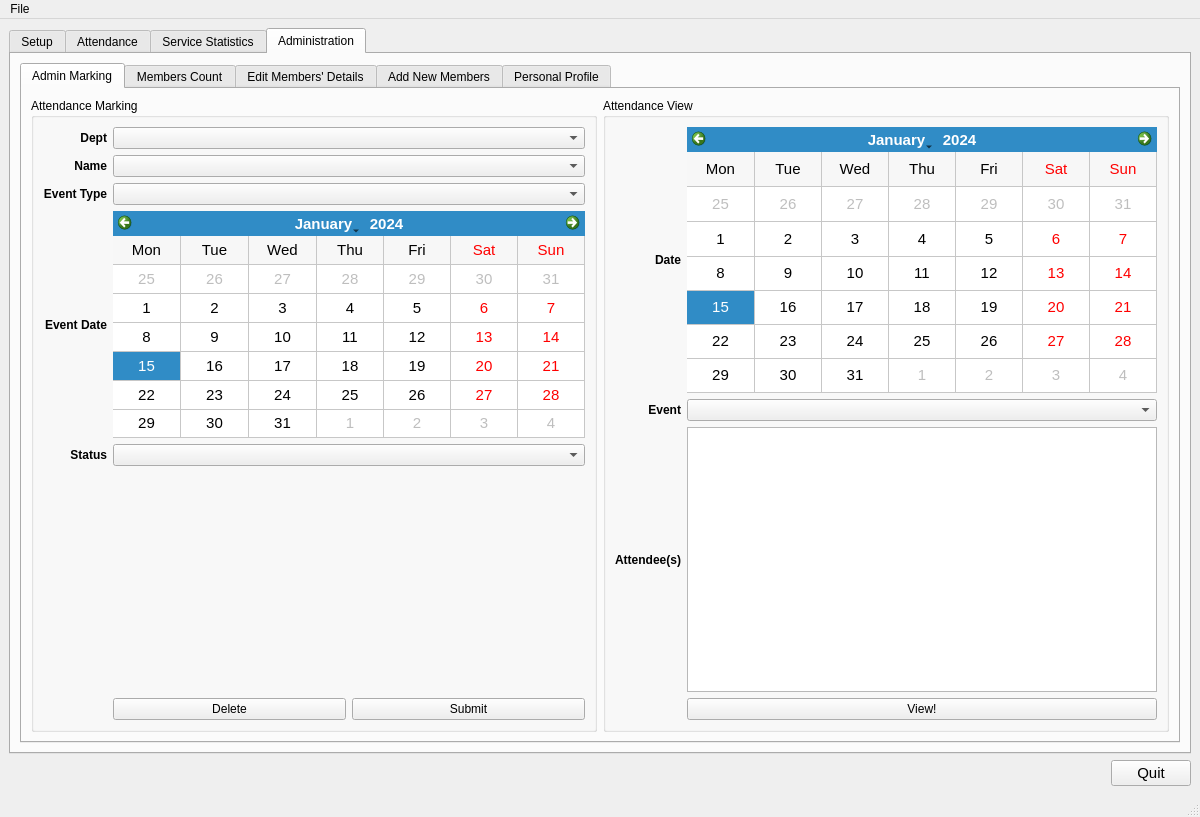
dnth/AttTracker-pyside, file tabbed.ui: the form before one commit.
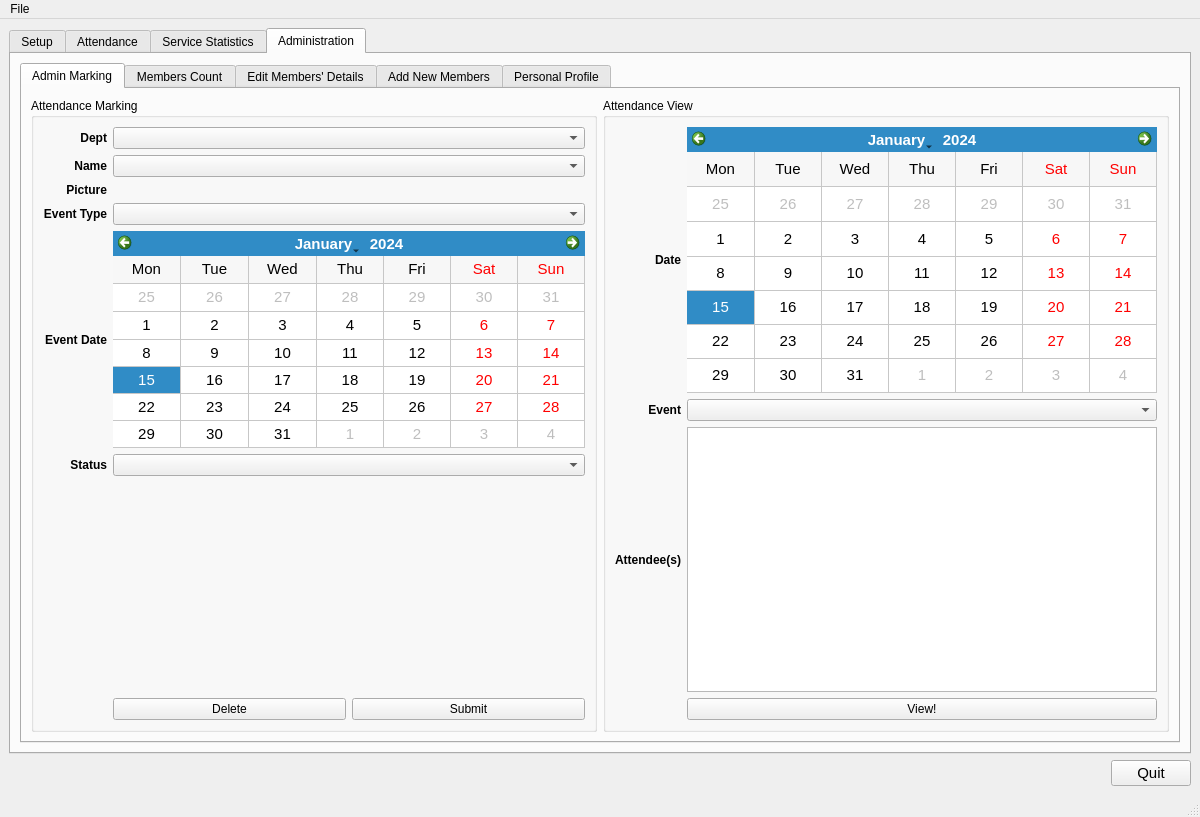
The form after the commit. The open tabs and pages were chosen to show the change. Icons and pictures are not drawn. Custom widgets are drawn as their Qt base class.

```diff
--- a/tabbed.ui
+++ b/tabbed.ui
@@ -579,6 +579,12 @@
             </item>
             <item>
              <widget class="QLabel" name="label_picture">
+              <property name="sizePolicy">
+               <sizepolicy hsizetype="Minimum" vsizetype="Minimum">
+                <horstretch>0</horstretch>
+                <verstretch>0</verstretch>
+               </sizepolicy>
+              </property>
               <property name="minimumSize">
                <size>
                 <width>160</width>
@@ -588,9 +594,6 @@
               <property name="text">
                <string/>
               </property>
-              <property name="pixmap">
-               <pixmap>icon/unknown_profile.png</pixmap>
-              </property>
              </widget>
             </item>
            </layout>
@@ -1054,7 +1057,7 @@
                <item row="1" column="1">
                 <widget class="QComboBox" name="comboBox_admintab_name"/>
                </item>
-               <item row="2" column="0">
+               <item row="3" column="0">
                 <widget class="QLabel" name="label_admintab_event">
                  <property name="font">
                   <font>
@@ -1070,10 +1073,10 @@
                  </property>
                 </widget>
                </item>
-               <item row="2" column="1">
+               <item row="3" column="1">
                 <widget class="QComboBox" name="comboBox_admintab_event"/>
                </item>
-               <item row="3" column="0">
+               <item row="4" column="0">
                 <widget class="QLabel" name="label">
                  <property name="font">
                   <font>
@@ -1089,7 +1092,7 @@
                  </property>
                 </widget>
                </item>
-               <item row="3" column="1">
+               <item row="4" column="1">
                 <widget class="QCalendarWidget" name="calendarWidget">
                  <property name="sizePolicy">
                   <sizepolicy hsizetype="Preferred" vsizetype="Preferred">
@@ -1129,7 +1132,7 @@
                  </property>
                 </widget>
                </item>
-               <item row="4" column="0">
+               <item row="5" column="0">
                 <widget class="QLabel" name="label_admintab_status">
                  <property name="font">
                   <font>
@@ -1145,10 +1148,10 @@
                  </property>
                 </widget>
                </item>
-               <item row="4" column="1">
+               <item row="5" column="1">
                 <widget class="QComboBox" name="comboBox_admintab_status"/>
                </item>
-               <item row="6" column="1">
+               <item row="7" column="1">
                 <layout class="QHBoxLayout" name="horizontalLayout_16">
                  <item>
                   <widget class="QPushButton" name="pushButton_delete">
@@ -1166,7 +1169,7 @@
                  </item>
                 </layout>
                </item>
-               <item row="5" column="1">
+               <item row="6" column="1">
                 <spacer name="verticalSpacer">
                  <property name="orientation">
                   <enum>Qt::Vertical</enum>
@@ -1179,6 +1182,35 @@
                  </property>
                 </spacer>
                </item>
+               <item row="2" column="1">
+                <widget class="QLabel" name="label_attmarkingpic">
+                 <property name="text">
+                  <string/>
+                 </property>
+                 <property name="pixmap">
+                  <pixmap>icon/unknown_profile.png</pixmap>
+                 </property>
+                 <property name="alignment">
+                  <set>Qt::AlignCenter</set>
+                 </property>
+                </widget>
+               </item>
+               <item row="2" column="0">
+                <widget class="QLabel" name="label_4">
+                 <property name="font">
+                  <font>
+                   <weight>75</weight>
+                   <bold>true</bold>
+                  </font>
+                 </property>
+                 <property name="text">
+                  <string>Picture</string>
+                 </property>
+                 <property name="alignment">
+                  <set>Qt::AlignRight|Qt::AlignTrailing|Qt::AlignVCenter</set>
+                 </property>
+                </widget>
+               </item>
               </layout>
              </widget>
             </item>
```
